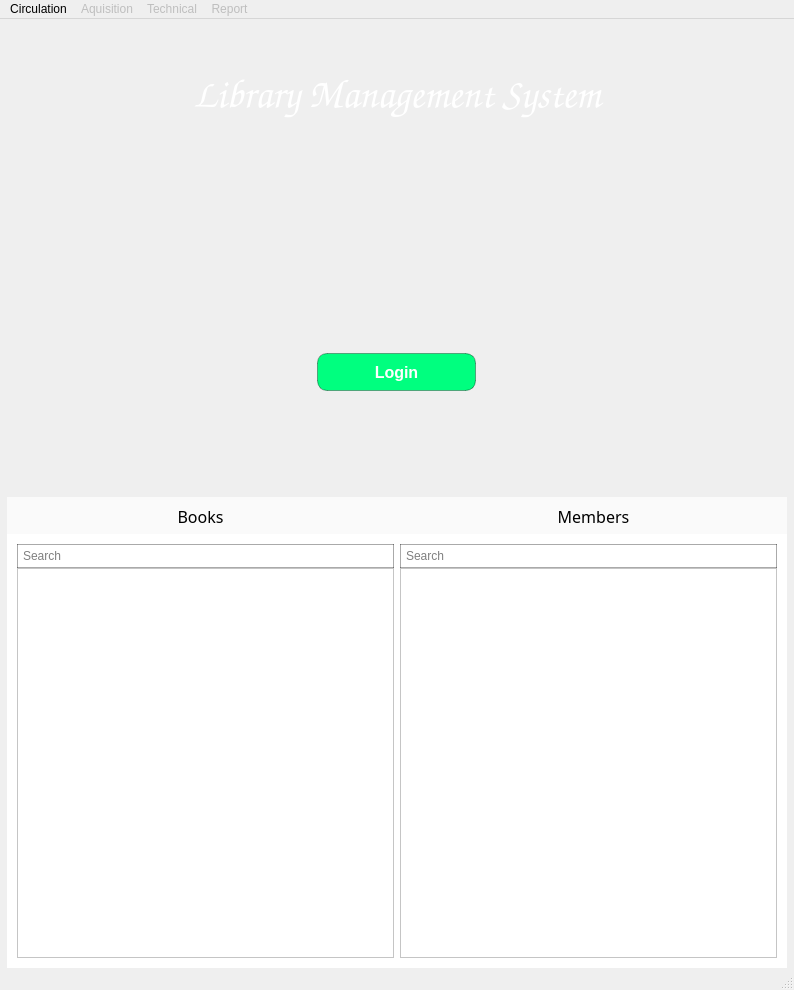
Above: res/main.ui from ghss-vazhakkad/Library-Management-System before the change. Below: the same form after it.
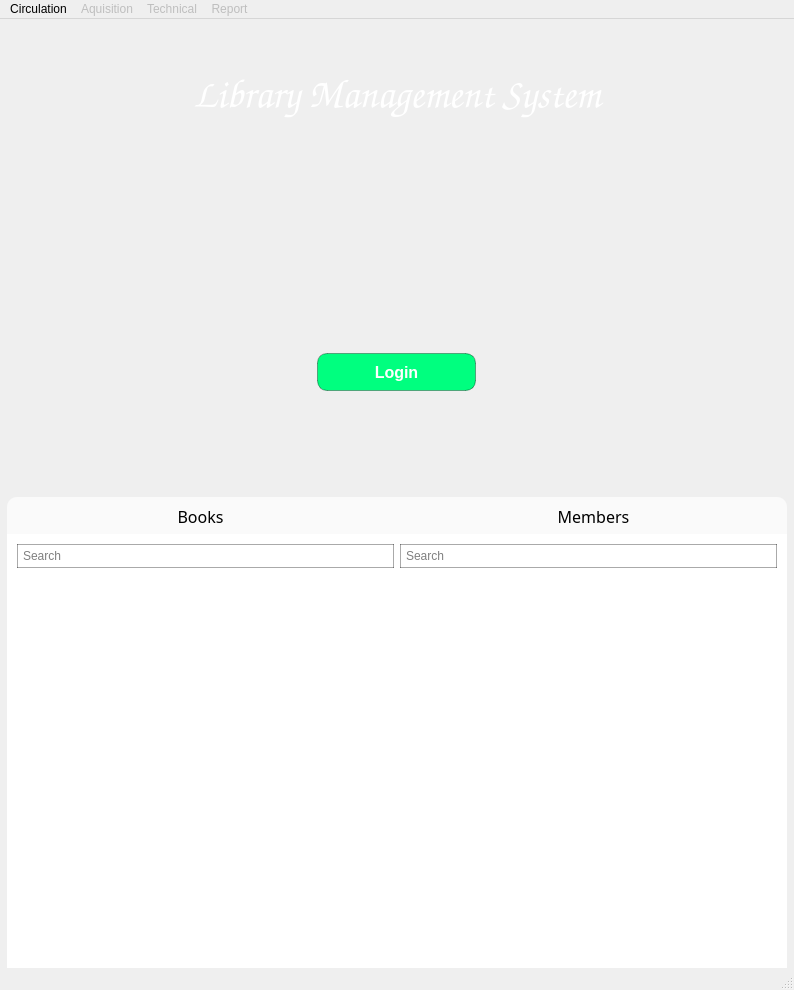
That is the form after the change. Icons and pictures are not drawn.

The edit to the form file:
```diff
--- a/res/main.ui
+++ b/res/main.ui
@@ -191,7 +191,9 @@
        </size>
       </property>
       <property name="styleSheet">
-       <string notr="true">background:#aaffffff;</string>
+       <string notr="true">background:#aaffffff;
+border-radius:10px;
+overflow:hidden;</string>
       </property>
       <layout class="QVBoxLayout" name="verticalLayout_3">
        <property name="leftMargin">
@@ -268,7 +270,8 @@
        <item>
         <widget class="QWidget" name="Lst" native="true">
          <property name="styleSheet">
-          <string notr="true">background:#ffffff;</string>
+          <string notr="true">background:#ffffff;
+border-radius:0px;</string>
          </property>
          <layout class="QHBoxLayout" name="horizontalLayout_2">
           <property name="leftMargin">
```
